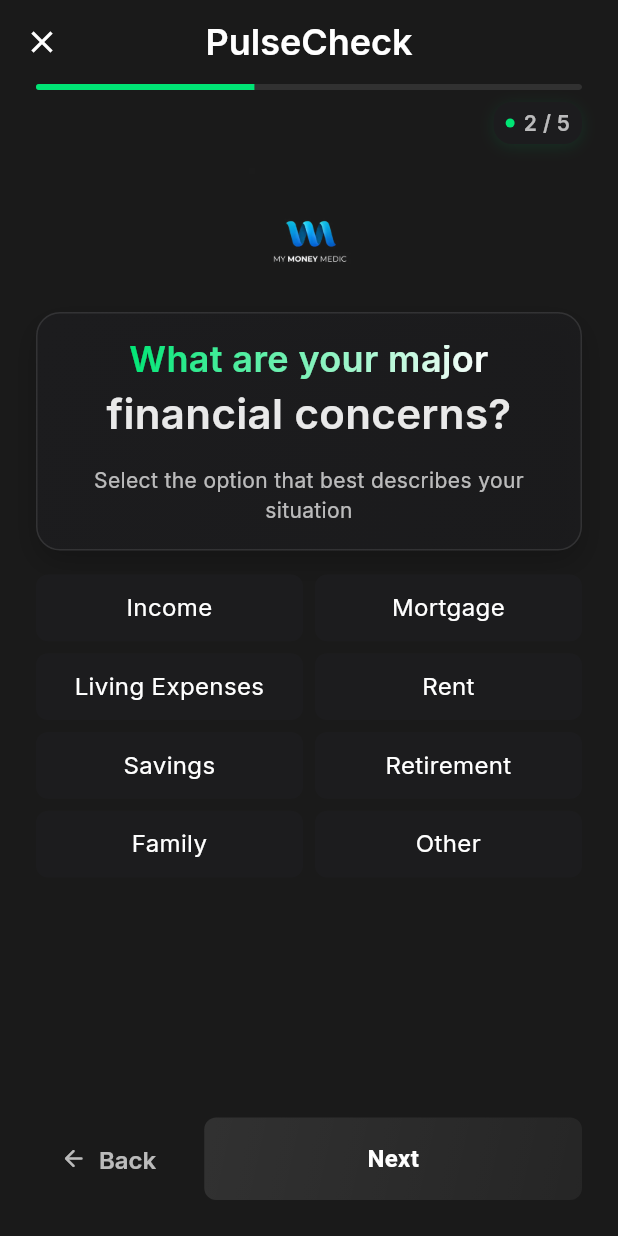
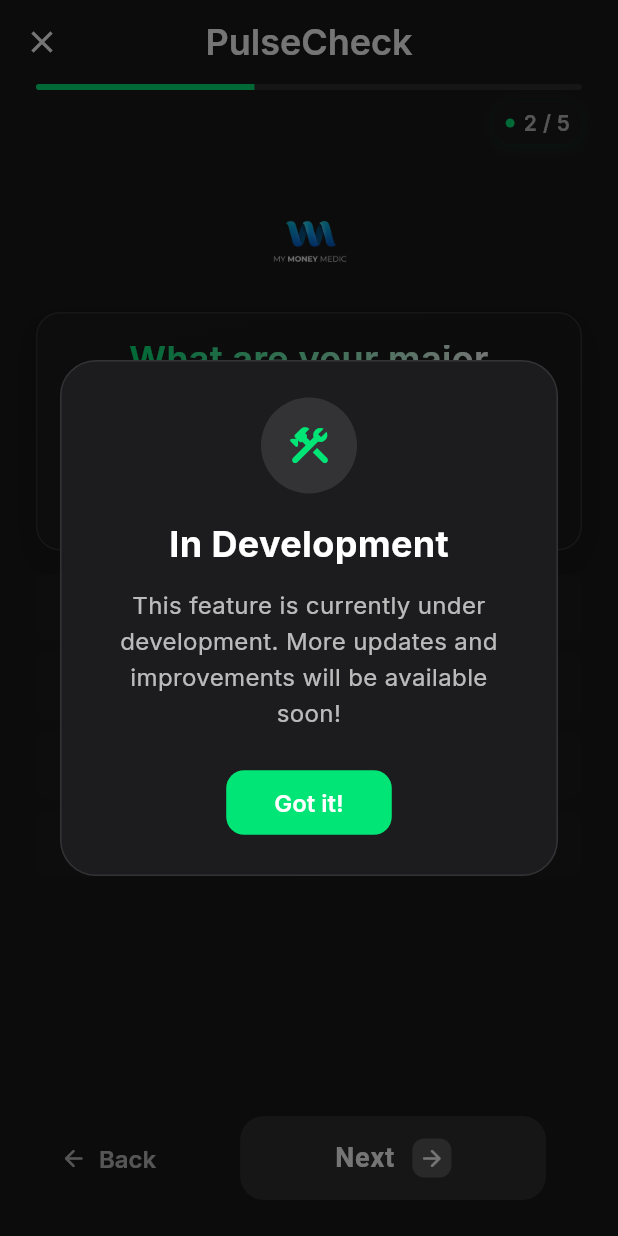
Before and after one commit to boy-who-cried-wolf/niosmo-mobile, a Flutter app: the QuizScreen screen opened directly with empty values, on a phone screen of 412 x 824 dp. Run offline on Flutter 3.47's test engine with Material 3 defaults, Android fonts, the phone set to English and light mode, and no system bars; our stand-ins replace google_fonts.

Commit message:
feat: add development message

```diff
--- a/lib/screens/quiz_screen.dart
+++ b/lib/screens/quiz_screen.dart
@@ -75,6 +75,88 @@ class _QuizScreenState extends State<QuizScreen> with TickerProviderStateMixin {
 
     _controller.forward();
     _pulseController.repeat(reverse: true);
+
+    // Show development stage warning
+    WidgetsBinding.instance.addPostFrameCallback((_) {
+      _showDevelopmentWarning();
+    });
+  }
+
+  void _showDevelopmentWarning() {
+    showDialog(
+      context: context,
+      builder: (context) => Dialog(
+        backgroundColor: Colors.transparent,
+        child: Container(
+          padding: const EdgeInsets.all(24),
+          decoration: BoxDecoration(
+            color: AppTheme.cardBackgroundColor,
+            borderRadius: BorderRadius.circular(24),
+            border: Border.all(
+              color: Colors.white.withOpacity(0.1),
+              width: 1,
+            ),
+          ),
+          child: Column(
+            mainAxisSize: MainAxisSize.min,
+            children: [
+              Container(
+                padding: const EdgeInsets.all(16),
+                decoration: BoxDecoration(
+                  color: Colors.white.withOpacity(0.1),
+                  shape: BoxShape.circle,
+                ),
+                child: Icon(
+                  Icons.construction_rounded,
+                  color: AppTheme.primaryColor,
+                  size: 32,
+                ),
+              ),
+              const SizedBox(height: 16),
+              Text(
+                'In Development',
+                style: AppTheme.heading3.copyWith(
+                  color: Colors.white,
+                  fontSize: 24,
+                  fontWeight: FontWeight.bold,
+                ),
+              ),
+              const SizedBox(height: 12),
+              Text(
+                'This feature is currently under development. More updates and improvements will be available soon!',
+                style: AppTheme.bodyText.copyWith(
+                  color: Colors.white.withOpacity(0.7),
+                  height: 1.5,
+                ),
+                textAlign: TextAlign.center,
+              ),
+              const SizedBox(height: 24),
+              TextButton(
+                onPressed: () => Navigator.pop(context),
+                style: TextButton.styleFrom(
+                  backgroundColor: AppTheme.primaryColor,
+                  padding: const EdgeInsets.symmetric(
+                    horizontal: 32,
+                    vertical: 12,
+                  ),
+                  shape: RoundedRectangleBorder(
+                    borderRadius: BorderRadius.circular(12),
+                  ),
+                ),
+                child: const Text(
+                  'Got it!',
+                  style: TextStyle(
+                    color: Colors.white,
+                    fontSize: 16,
+                    fontWeight: FontWeight.w600,
+                  ),
+                ),
+              ),
+            ],
+          ),
+        ),
+      ),
+    );
   }
 
   @override
@@ -304,24 +386,24 @@ class _QuizScreenState extends State<QuizScreen> with TickerProviderStateMixin {
                   ),
                 );
               },
-              child: AnimatedContainer(
-                duration: const Duration(milliseconds: 300),
-                decoration: BoxDecoration(
-                  gradient: LinearGradient(
-                    begin: Alignment.topLeft,
-                    end: Alignment.bottomRight,
-                    colors: selectedConcern != null
-                        ? [
-                            AppTheme.primaryColor,
-                            AppTheme.primaryColor.withOpacity(0.8),
-                          ]
-                        : [
-                            Colors.white.withOpacity(0.1),
-                            Colors.white.withOpacity(0.05),
+              child: _buildNextButton(),
+            ),
+          ),
         ],
       ),
-                  borderRadius: BorderRadius.circular(8),
-                  boxShadow: selectedConcern != null
+    );
+  }
+
+  Widget _buildNextButton() {
+    final bool isEnabled = selectedConcern != null;
+    return Container(
+      width: double.infinity,
+      height: 56,
+      margin: const EdgeInsets.symmetric(horizontal: 24),
+      decoration: BoxDecoration(
+        color: isEnabled ? AppTheme.primaryColor : Colors.white.withOpacity(0.1),
+        borderRadius: BorderRadius.circular(16),
+        boxShadow: isEnabled
             ? [
                 BoxShadow(
                   color: AppTheme.primaryColor.withOpacity(0.3),
@@ -334,48 +416,40 @@ class _QuizScreenState extends State<QuizScreen> with TickerProviderStateMixin {
       child: Material(
         color: Colors.transparent,
         child: InkWell(
-                    onTap: selectedConcern != null
-                        ? () {
-                            // TODO: Handle next step
-                          }
-                        : null,
-                    borderRadius: BorderRadius.circular(8),
+          onTap: isEnabled ? () {} : null,
+          borderRadius: BorderRadius.circular(16),
           splashColor: Colors.white.withOpacity(0.2),
           highlightColor: Colors.white.withOpacity(0.1),
-                    child: AnimatedContainer(
-                      duration: const Duration(milliseconds: 300),
-                      padding: const EdgeInsets.symmetric(vertical: 16),
+          child: Center(
             child: Row(
               mainAxisAlignment: MainAxisAlignment.center,
               children: [
-                          const Text(
+                Text(
                   'Next',
                   style: TextStyle(
-                              fontSize: 16,
+                    color: Colors.white,
+                    fontSize: 18,
                     fontWeight: FontWeight.w600,
+                    letterSpacing: 0.5,
                   ),
                 ),
-                          AnimatedContainer(
-                            duration: const Duration(milliseconds: 300),
-                            width: selectedConcern != null ? 32 : 0,
-                            child: AnimatedOpacity(
-                              duration: const Duration(milliseconds: 300),
-                              opacity: selectedConcern != null ? 1.0 : 0.0,
+                const SizedBox(width: 12),
+                Container(
+                  padding: const EdgeInsets.all(4),
+                  decoration: BoxDecoration(
+                    color: Colors.white.withOpacity(0.2),
+                    borderRadius: BorderRadius.circular(8),
+                  ),
                   child: const Icon(
                     Icons.arrow_forward_rounded,
+                    color: Colors.white,
                     size: 18,
-                              ),
                   ),
                 ),
               ],
             ),
           ),
         ),
-                ),
-              ),
-            ),
-          ),
-        ],
       ),
     );
   }
```
Lines whose indentation alone changed are shown as unchanged.
